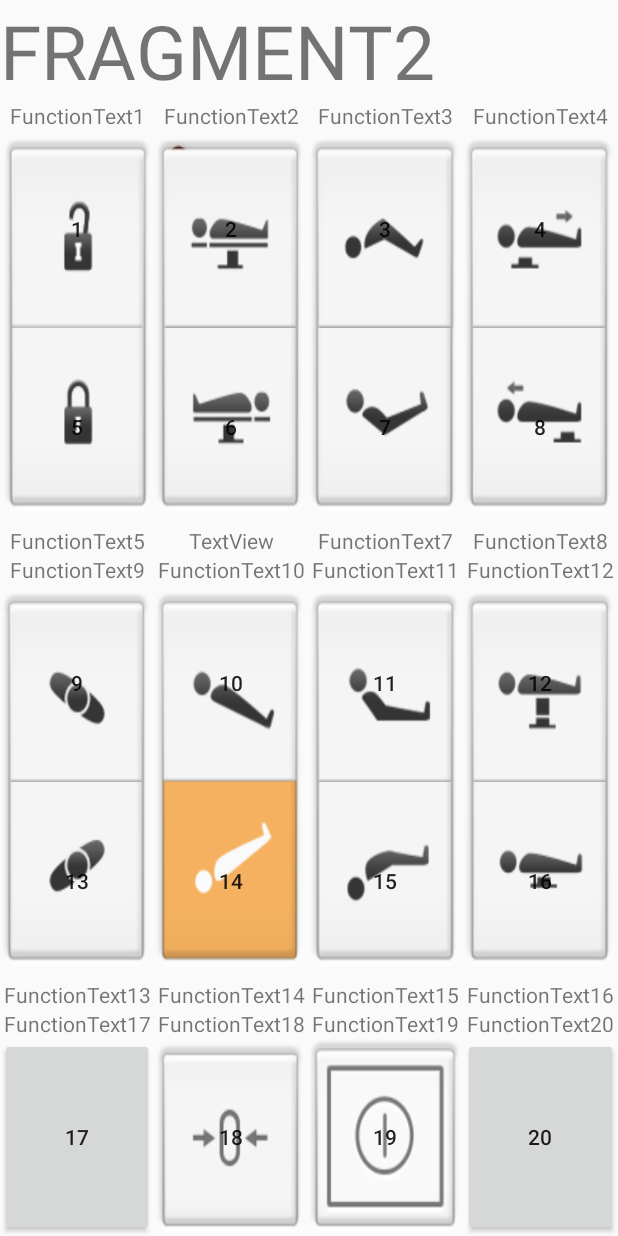
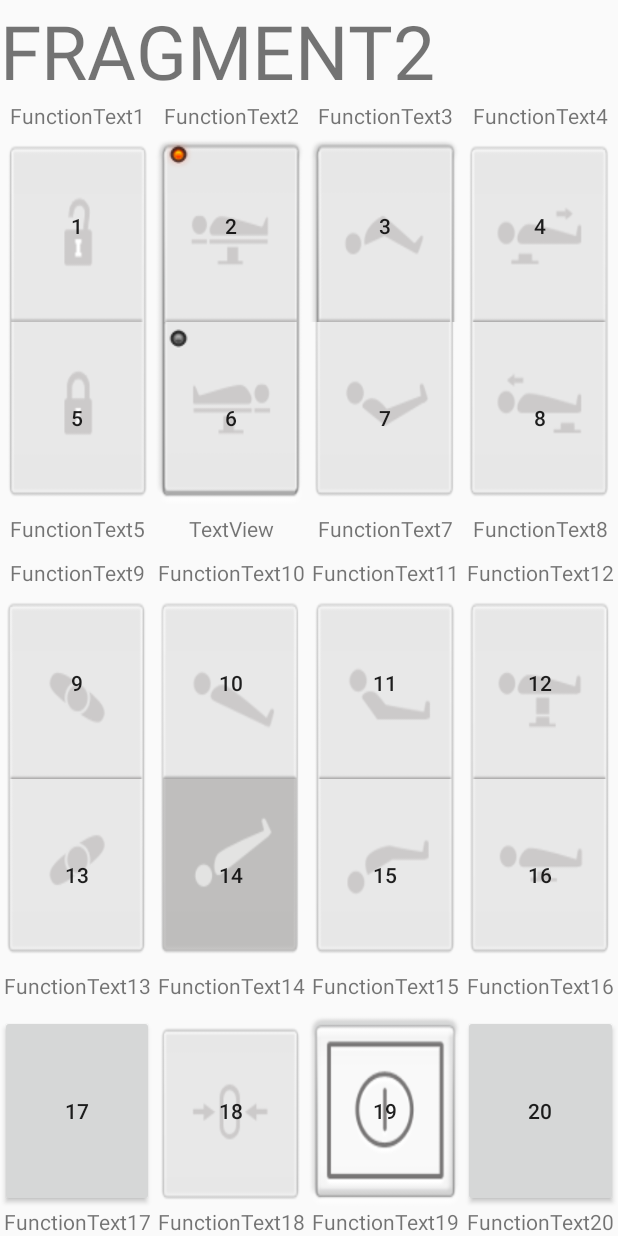
Before and after one commit to MickJun/DrMax8000_Controller, an Android app: the layout fragment_fragment2.xml on its own in the app's theme, with its tools: preview values and no code run, on a phone screen of 412 x 824 dp. Run offline under Robolectric (Android 15) with nearby library versions, the phone set to English and light mode, and no system bars.

Commit message:
20180625

```diff
--- a/app/src/main/java/com/benqmedicaltech/fragment_test/Fragment2.java
+++ b/app/src/main/java/com/benqmedicaltech/fragment_test/Fragment2.java
@@ -45,7 +45,7 @@ public class Fragment2 extends Fragment {
 
     public String MyString = "Loading...";
     private Handler handler = new Handler();
-    int mDelayTime = 1000;
+    int mDelayTime = 300;
     public TextView myTextView;
     int LED_Check = 0;
     byte[] Table_Power_Status = new byte[3];
--- a/app/src/main/java/com/benqmedicaltech/fragment_test/MainActivity.java
+++ b/app/src/main/java/com/benqmedicaltech/fragment_test/MainActivity.java
@@ -9,6 +9,7 @@ import android.content.BroadcastReceiver;
 import android.content.Context;
 import android.content.Intent;
 import android.content.IntentFilter;
+import android.content.res.Configuration;
 import android.os.Handler;
 import android.support.v4.app.FragmentManager;
 import android.support.v4.app.FragmentTransaction;
@@ -37,6 +38,7 @@ import java.util.Set;
 import java.util.UUID;
 
 public class MainActivity extends AppCompatActivity implements View.OnClickListener{    //
+
 
 
 
@@ -298,6 +300,18 @@ public class MainActivity extends AppCompatActivity implements View.OnClickListe
             unregisterReceiver(mReceiver);
         }
         super.onDestroy();
+    }
+    @Override
+    public void onConfigurationChanged(Configuration newConfig) {   //原本以為可以用來擋螢幕翻轉，但沒用
+        // TODO Auto-generated method stub
+        super.onConfigurationChanged(newConfig);
+
+        if (newConfig.orientation == Configuration.ORIENTATION_LANDSCAPE) {
+            // 什麼都不用寫
+        }
+        else {
+            // 什麼都不用寫
+        }
     }
     @Override
     protected void onCreate(Bundle savedInstanceState) {
--- a/app/src/main/res/layout/fragment_fragment2.xml
+++ b/app/src/main/res/layout/fragment_fragment2.xml
@@ -67,7 +67,7 @@
                 android:layout_width="0dp"
                 android:layout_height="match_parent"
                 android:layout_weight="1"
-                android:background= "@drawable/bisor_gui_eq_content_button_flunlockoff_normal"
+                android:background= "@drawable/bisor_gui_eq_content_button_flunlockon_disable"
                 android:text="1" />
 
 
@@ -76,15 +76,19 @@
                 android:layout_width="0dp"
                 android:layout_height="match_parent"
                 android:layout_weight="1">
-
+                <FrameLayout
+                    android:layout_width="match_parent"
+                    android:layout_height="match_parent">
                     <Button
                         android:id="@+id/fragment2_button2"
                         android:layout_width="match_parent"
                         android:layout_height="match_parent"
-                    android:background="@drawable/bisor_gui_eq_content_button_normal_normal"
+                        android:background="@drawable/bisor_gui_eq_content_button_normal_disable"
                         android:text="2" />
-
-
+                </FrameLayout>
+                <FrameLayout
+                    android:layout_width="match_parent"
+                    android:layout_height="match_parent">
                     <ImageView
                         android:id="@+id/imageView_Normal"
                         android:layout_width="wrap_content"
@@ -92,7 +96,7 @@
                         android:layout_marginLeft="5dp"
                         android:layout_marginTop="5dp"
                         android:src="@drawable/bisor_gui_report_content_icon_record_light_on" />
-
+                </FrameLayout>
             </FrameLayout>
 
             <Button
@@ -100,7 +104,7 @@
                 android:layout_width="0dp"
                 android:layout_height="match_parent"
                 android:layout_weight="1"
-                android:background= "@drawable/bisor_gui_eq_content_button_flex_normal"
+                android:background= "@drawable/bisor_gui_eq_content_button_flex_disable"
                 android:text="3" />
 
             <Button
@@ -108,7 +112,7 @@
                 android:layout_width="0dp"
                 android:layout_height="match_parent"
                 android:layout_weight="1"
-                android:background= "@drawable/bisor_gui_eq_content_button_slidefoot_normal"
+                android:background= "@drawable/bisor_gui_eq_content_button_slidefoot_disable"
                 android:text="4" />
 
         </TableRow>
@@ -124,28 +128,36 @@
                 android:layout_width="0dp"
                 android:layout_height="match_parent"
                 android:layout_weight="1"
-                android:background= "@drawable/bisor_gui_eq_content_button_fllockoff_normal"
+                android:background= "@drawable/bisor_gui_eq_content_button_fllockon_disable"
                 android:text="5" />
 
             <FrameLayout
                 android:layout_width="0dp"
                 android:layout_height="match_parent"
                 android:layout_weight="1">
-
+                <FrameLayout
+                    android:layout_width="match_parent"
+                    android:layout_height="match_parent">
                     <Button
                         android:id="@+id/fragment2_button6"
                         android:layout_width="match_parent"
                         android:layout_height="match_parent"
-                    android:background="@drawable/bisor_gui_eq_content_button_reverse_normal"
+                        android:background="@drawable/bisor_gui_eq_content_button_reverse_disable"
                         android:text="6" />
+                </FrameLayout>
 
-
+                <FrameLayout
+                    android:layout_width="match_parent"
+                    android:layout_height="match_parent">
                     <ImageView
                         android:id="@+id/imageView_Reverse"
                         android:layout_width="wrap_content"
                         android:layout_height="wrap_content"
                         android:layout_marginLeft="5dp"
                         android:src="@drawable/bisor_gui_report_content_icon_record_light_off" />
+                </FrameLayout>
+
+
 
             </FrameLayout>
 
@@ -154,7 +166,7 @@
                 android:layout_width="0dp"
                 android:layout_height="match_parent"
                 android:layout_weight="1"
-                android:background= "@drawable/bisor_gui_eq_content_button_reflex_normal"
+                android:background= "@drawable/bisor_gui_eq_content_button_reflex_disable"
                 android:text="7" />
 
             <Button
@@ -162,7 +174,7 @@
                 android:layout_width="0dp"
                 android:layout_height="match_parent"
                 android:layout_weight="1"
-                android:background= "@drawable/bisor_gui_eq_content_button_slidehead_normal"
+                android:background= "@drawable/bisor_gui_eq_content_button_slidehead_disable"
                 android:text="8" />
 
         </TableRow>
@@ -202,6 +214,16 @@
                 android:gravity="center_horizontal"
                 android:text="FunctionText8" />
         </TableRow>
+        <TableRow
+            android:layout_width="match_parent"
+            android:layout_height="match_parent"
+            android:orientation="vertical">
+            <FrameLayout
+                android:layout_width="match_parent"
+                android:layout_height="10dp">
+            </FrameLayout>
+        </TableRow>
+
         <TableRow
             android:layout_width="match_parent"
             android:layout_height="5dp"
@@ -248,7 +270,7 @@
                 android:layout_width="0dp"
                 android:layout_height="match_parent"
                 android:layout_weight="1"
-                android:background= "@drawable/bisor_gui_eq_content_button_tiltright_normal"
+                android:background= "@drawable/bisor_gui_eq_content_button_tiltright_disable"
                 android:text="9" />
 
             <Button
@@ -256,7 +278,7 @@
                 android:layout_width="0dp"
                 android:layout_height="match_parent"
                 android:layout_weight="1"
-                android:background= "@drawable/bisor_gui_eq_content_button_revtrend_normal"
+                android:background= "@drawable/bisor_gui_eq_content_button_revtrend_disable"
                 android:text="10" />
 
             <Button
@@ -264,7 +286,7 @@
                 android:layout_width="0dp"
                 android:layout_height="match_parent"
                 android:layout_weight="1"
-                android:background= "@drawable/bisor_gui_eq_content_button_backup_normal"
+                android:background= "@drawable/bisor_gui_eq_content_button_backup_disable"
                 android:text="11" />
 
             <Button
@@ -272,7 +294,7 @@
                 android:layout_width="0dp"
                 android:layout_height="match_parent"
                 android:layout_weight="1"
-                android:background= "@drawable/bisor_gui_eq_content_button_tableup_normal"
+                android:background= "@drawable/bisor_gui_eq_content_button_tableup_disable"
                 android:text="12" />
 
         </TableRow>
@@ -288,7 +310,7 @@
                 android:layout_width="0dp"
                 android:layout_height="match_parent"
                 android:layout_weight="1"
-                android:background= "@drawable/bisor_gui_eq_content_button_tiltleft_normal"
+                android:background= "@drawable/bisor_gui_eq_content_button_tiltleft_disable"
                 android:text="13" />
 
             <Button
@@ -296,7 +318,7 @@
                 android:layout_width="0dp"
                 android:layout_height="match_parent"
                 android:layout_weight="1"
-                android:background= "@drawable/bisor_gui_eq_content_button_trend_normal"
+                android:background= "@drawable/bisor_gui_eq_content_button_trend_disable"
                 android:text="14" />
 
             <Button
@@ -304,7 +326,7 @@
                 android:layout_width="0dp"
                 android:layout_height="match_parent"
                 android:layout_weight="1"
-                android:background= "@drawable/bisor_gui_eq_content_button_backdw_normal"
+                android:background= "@drawable/bisor_gui_eq_content_button_backdw_disable"
                 android:text="15" />
 
             <Button
@@ -312,7 +334,7 @@
                 android:layout_width="0dp"
                 android:layout_height="match_parent"
                 android:layout_weight="1"
-                android:background= "@drawable/bisor_gui_eq_content_button_tabledw_normal"
+                android:background= "@drawable/bisor_gui_eq_content_button_tabledw_disable"
                 android:text="16" />
 
         </TableRow>
@@ -352,6 +374,54 @@
                 android:gravity="center_horizontal"
                 android:text="FunctionText16" />
         </TableRow>
+
+        <TableRow
+            android:layout_width="match_parent"
+            android:layout_height="match_parent"
+            android:orientation="vertical">
+            <FrameLayout
+                android:layout_width="match_parent"
+                android:layout_height="10dp">
+            </FrameLayout>
+        </TableRow>
+
+        <TableRow
+            android:layout_width="match_parent"
+            android:layout_height="0dp"
+            android:layout_weight="1"
+            android:orientation="vertical">
+
+            <Button
+                android:id="@+id/fragment2_button17"
+                android:layout_width="0dp"
+                android:layout_height="match_parent"
+                android:layout_weight="1"
+                android:text="17" />
+
+            <Button
+                android:id="@+id/fragment2_button18"
+                android:layout_width="0dp"
+                android:layout_height="match_parent"
+                android:layout_weight="1"
+                android:background= "@drawable/bisor_gui_eq_content_button_levelcenter_disable"
+                android:text="18" />
+
+            <Button
+                android:id="@+id/fragment2_button19"
+                android:layout_width="0dp"
+                android:layout_height="match_parent"
+                android:layout_weight="1"
+                android:background= "@drawable/bisor_gui_eq_content_button_pwoff2"
+                android:text="19" />
+
+            <Button
+                android:id="@+id/fragment2_button20"
+                android:layout_width="0dp"
+                android:layout_height="match_parent"
+                android:layout_weight="1"
+                android:text="20" />
+
+        </TableRow>
         <TableRow
             android:layout_width="match_parent"
             android:layout_height="5dp"
@@ -388,44 +458,6 @@
                 android:text="FunctionText20" />
         </TableRow>
 
-        <TableRow
-            android:layout_width="match_parent"
-            android:layout_height="0dp"
-            android:layout_weight="1"
-            android:orientation="vertical">
-
-            <Button
-                android:id="@+id/fragment2_button17"
-                android:layout_width="0dp"
-                android:layout_height="match_parent"
-                android:layout_weight="1"
-                android:text="17" />
-
-            <Button
-                android:id="@+id/fragment2_button18"
-                android:layout_width="0dp"
-                android:layout_height="match_parent"
-                android:layout_weight="1"
-                android:background= "@drawable/bisor_gui_eq_content_button_levelcenter_normal"
-                android:text="18" />
-
-            <Button
-                android:id="@+id/fragment2_button19"
-                android:layout_width="0dp"
-                android:layout_height="match_parent"
-                android:layout_weight="1"
-                android:background= "@drawable/bisor_gui_eq_content_button_pwoff2"
-                android:text="19" />
-
-            <Button
-                android:id="@+id/fragment2_button20"
-                android:layout_width="0dp"
-                android:layout_height="match_parent"
-                android:layout_weight="1"
-                android:text="20" />
-
-        </TableRow>
-
     </TableLayout>
 
 
```
Also changed, not shown: app/src/main/AndroidManifest.xml (+6 -1 lines). Lines whose indentation alone changed are shown as unchanged.
